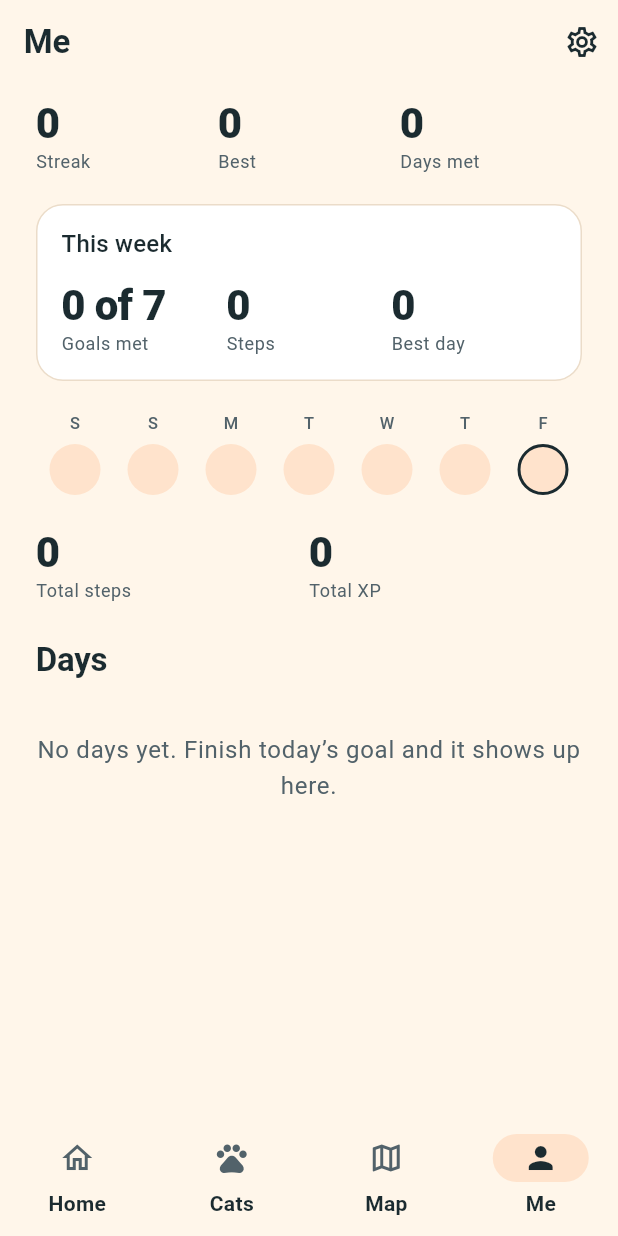
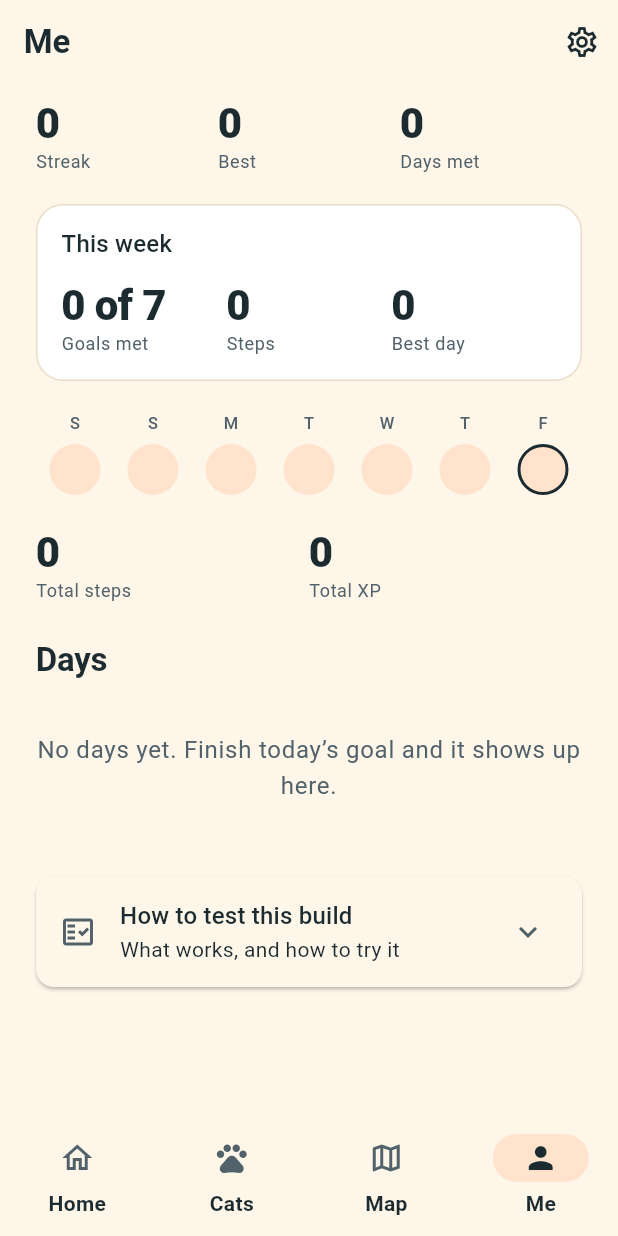
Before and after one commit to mikehorstman/catwalk, a Flutter app: the HistoryScreen screen opened by its route, on a phone screen of 412 x 824 dp. Run offline on Flutter 3.47's test engine with Material 3 defaults, Android fonts, the phone set to English and light mode, and no system bars; our stand-ins replace firebase_core, flutter_map, flutter_riverpod, geolocator, go_router, latlong2 and 2 more; missing offline and left inert: health; accounts and stored records are empty.

Commit message:
feat(me): add a 'How to test this build' guide to the Me tab

```diff
--- a/lib/features/history/presentation/history_screen.dart
+++ b/lib/features/history/presentation/history_screen.dart
@@ -8,6 +8,7 @@ import '../../../core/utils/format.dart';
 import '../../daily_goal/domain/daily_progress.dart';
 import '../../daily_goal/domain/progress_milestones.dart';
 import 'history_controller.dart';
+import 'test_guide.dart';
 
 /// The Me tab: how have I been doing?
 class HistoryScreen extends ConsumerWidget {
@@ -105,6 +106,8 @@ class _Me extends StatelessWidget {
             _DayTile(day: day),
             const SizedBox(height: 8),
           ],
+        const SizedBox(height: 24),
+        const TestGuide(),
       ],
     );
   }
--- /dev/null
+++ b/lib/features/history/presentation/test_guide.dart
@@ -0,0 +1,215 @@
+import 'package:flutter/material.dart';
+
+/// One feature the tester can try, how to try it, and what to look for.
+class TestGuideItem {
+  const TestGuideItem({
+    required this.feature,
+    required this.how,
+    required this.check,
+  });
+
+  /// The feature, in a few words.
+  final String feature;
+
+  /// What to do on the phone to try it.
+  final String how;
+
+  /// What should happen, so the tester can tell it works.
+  final String check;
+}
+
+/// Everything that works in this build and can be tried on a real phone.
+///
+/// Keep this in step with the app: when a rule changes or a feature ships,
+/// change its entry here so the guide never promises something that is gone.
+const List<TestGuideItem> testGuideItems = [
+  TestGuideItem(
+    feature: 'Steps',
+    how: 'Open Home, walk about 100 steps, then reopen the app or wait a moment.',
+    check:
+        'The count roughly matches Health Connect or Google Fit and updates '
+        'without restarting the app.',
+  ),
+  TestGuideItem(
+    feature: 'Goal ring and minutes',
+    how: 'Look at Home.',
+    check:
+        'The default goal is 6,000 and Home says “about 60 min of walking”. '
+        'The ring fills as you walk.',
+  ),
+  TestGuideItem(
+    feature: 'Halfway bonus',
+    how: 'Walk to half your goal (3,000 at the default).',
+    check: '“Halfway there: +XP” appears once. It does not make the day count.',
+  ),
+  TestGuideItem(
+    feature: 'Reaching the goal',
+    how: 'Walk the whole goal, then close and reopen the app.',
+    check:
+        'The cat turns happy, XP is paid once, and the streak shows 1. '
+        'Reopening does not pay again.',
+  ),
+  TestGuideItem(
+    feature: 'Suggested goal',
+    how: 'Settings, or onboarding: “use my last week”.',
+    check:
+        'Needs 4 days of steps already in Health Connect. The number should '
+        'be a bit above your usual day and a multiple of 500.',
+  ),
+  TestGuideItem(
+    feature: 'Changing the goal',
+    how: 'Settings, change the daily goal.',
+    check:
+        'Today’s goal stays as it was. The new goal starts tomorrow. '
+        'Tip: 3,000 is the smallest goal and makes testing cheaper.',
+  ),
+  TestGuideItem(
+    feature: 'Map pickups',
+    how: 'Go outside, allow location, open Map.',
+    check:
+        'Up to 5 pins appear 250 to 900 m away. Walk to within 30 m of one '
+        'to collect XP, a streak freeze or a toy. The map needs internet.',
+  ),
+  TestGuideItem(
+    feature: 'The room',
+    how: 'Open Cats.',
+    check:
+        'The cat walks, sits, sleeps and plays. Toys you found lie on the '
+        'floor. The art is a placeholder.',
+  ),
+  TestGuideItem(
+    feature: 'A missed day',
+    how:
+        'Do not reach the whole goal one day. Half a goal counts as missed. '
+        'Open the app the next day.',
+    check:
+        '1 missed day: sad. 2: neglected. 3: the cat runs away. A held '
+        'streak freeze covers one missed day.',
+  ),
+  TestGuideItem(
+    feature: 'A runaway cat',
+    how: 'After 3 missed days, open Home and Map.',
+    check:
+        'You get 7 days to walk 10 times your goal. Home and Map show the '
+        'steps to go and days left. When you reach it, the cat appears on the '
+        'map: walk to within 30 m. Without location it comes home at once.',
+  ),
+  TestGuideItem(
+    feature: 'A lost cat',
+    how: 'Let the 7 days run out without reaching the target.',
+    check:
+        'The cat is gone, a stray kitten at level 1 arrives, and Home says so '
+        'once.',
+  ),
+  TestGuideItem(
+    feature: 'Me tab',
+    how: 'Open Me after a day or two.',
+    check:
+        'Streak, best streak, days met, this week, totals and every saved '
+        'day. The numbers should match what you walked.',
+  ),
+];
+
+/// What is not in this build, so a missing feature is not mistaken for a bug.
+const List<String> testGuideNotBuilt = [
+  'First-week ramp and the free first toy',
+  'Streak prizes, the weekly freeze and the daily draw',
+  'The lost cat coming back on the map',
+  'More than one cat, street cats and photos',
+  'Reminders and the weekly recap',
+  'Friends, leaderboard and visiting rooms',
+  'Daily side quests (built, but switched off)',
+];
+
+/// The “How to test” section at the bottom of Me.
+///
+/// Collapsed by default so it does not crowd the stats; tap to open it.
+class TestGuide extends StatelessWidget {
+  const TestGuide({super.key});
+
+  @override
+  Widget build(BuildContext context) {
+    final theme = Theme.of(context);
+    return Card(
+      margin: EdgeInsets.zero,
+      child: Theme(
+        data: theme.copyWith(dividerColor: Colors.transparent),
+        child: ExpansionTile(
+          key: const Key('test-guide'),
+          leading: const Icon(Icons.fact_check_outlined),
+          title: Text(
+            'How to test this build',
+            style: theme.textTheme.titleMedium,
+          ),
+          subtitle: const Text('What works, and how to try it'),
+          childrenPadding: const EdgeInsets.fromLTRB(16, 0, 16, 16),
+          expandedCrossAxisAlignment: CrossAxisAlignment.start,
+          children: [
+            for (final item in testGuideItems) _GuideRow(item: item),
+            const SizedBox(height: 8),
+            Text('Not in this build yet', style: theme.textTheme.titleSmall),
+            const SizedBox(height: 6),
+            for (final line in testGuideNotBuilt)
+              Padding(
+                padding: const EdgeInsets.only(bottom: 4),
+                child: Text(
+                  '• $line',
+                  style: theme.textTheme.bodyMedium?.copyWith(
+                    color: theme.colorScheme.onSurfaceVariant,
+                  ),
+                ),
+              ),
+          ],
+        ),
+      ),
+    );
+  }
+}
+
+/// One feature: its name, what to do, and what should happen.
+class _GuideRow extends StatelessWidget {
+  const _GuideRow({required this.item});
+
+  final TestGuideItem item;
+
+  @override
+  Widget build(BuildContext context) {
+    final theme = Theme.of(context);
+    final muted = theme.colorScheme.onSurfaceVariant;
+    return Padding(
+      padding: const EdgeInsets.only(bottom: 14),
+      child: Column(
+        crossAxisAlignment: CrossAxisAlignment.start,
+        children: [
+          Text(item.feature, style: theme.textTheme.titleSmall),
+          const SizedBox(height: 2),
+          Text.rich(
+            TextSpan(
+              children: [
+                const TextSpan(
+                  text: 'Do: ',
+                  style: TextStyle(fontWeight: FontWeight.w600),
+                ),
+                TextSpan(text: item.how),
+              ],
+            ),
+            style: theme.textTheme.bodyMedium?.copyWith(color: muted),
+          ),
+          const SizedBox(height: 2),
+          Text.rich(
+            TextSpan(
+              children: [
+                const TextSpan(
+                  text: 'Expect: ',
+                  style: TextStyle(fontWeight: FontWeight.w600),
+                ),
+                TextSpan(text: item.check),
+              ],
+            ),
+            style: theme.textTheme.bodyMedium?.copyWith(color: muted),
+          ),
+        ],
+      ),
+    );
+  }
+}
```
Also changed, not shown: 1 other file.
